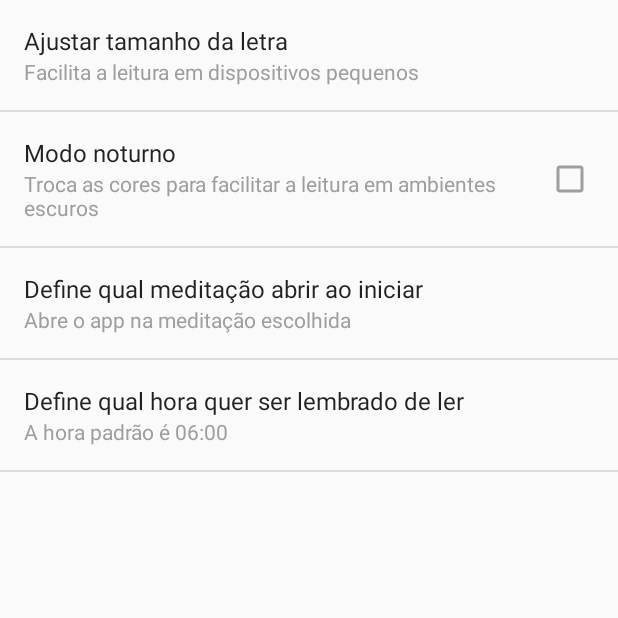
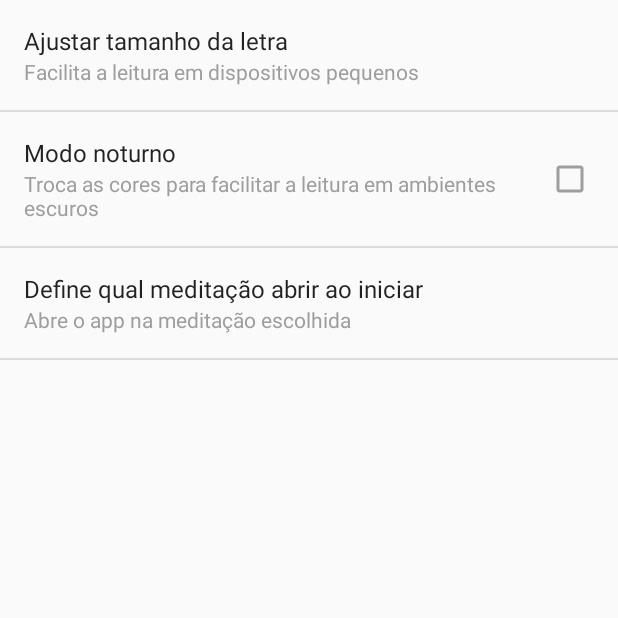
Before and after one commit to splhead/GuiaES, an Android app: the screen it shows after launch (PreferencesActivity), in the options menu, after a tap on "Configurações", on a phone screen of 412 x 824 dp, the top half of it. Run offline under Robolectric (Android 15) with nearby library versions, the phone set to English and light mode, and no system bars; 10 statements that could not run were skipped.

```diff
--- a/app/src/main/res/layout/content_fragment.xml
+++ b/app/src/main/res/layout/content_fragment.xml
@@ -8,6 +8,7 @@
     <LinearLayout
         android:layout_width="fill_parent"
         android:layout_height="fill_parent"
+        android:focusableInTouchMode="true"
         android:orientation="vertical"
         android:padding="16dp">
 
--- a/app/src/main/res/xml/preferences.xml
+++ b/app/src/main/res/xml/preferences.xml
@@ -25,11 +25,11 @@
         android:negativeButtonText="@string/pref_font_size_cancel"
         android:summary="@string/pref_sum_type"
         android:title="@string/pref_title_type" />
-    <com.silas.meditacao.fragments.TimePreference
-        android:dialogTitle="Me lembre as"
-        android:key="pref_notification_hour"
-        android:summary="A hora padrão é 06:00"
-        android:title="Define qual hora quer ser lembrado de ler"
+    <!-- <com.silas.meditacao.fragments.TimePreference
+         android:dialogTitle="Me lembre as"
+         android:key="pref_notification_hour"
+         android:summary="A hora padrão é 06:00"
+         android:title="Define qual hora quer ser lembrado de ler"
 
-        />
+         />-->
 </PreferenceScreen>
```
Also changed, not shown: 1 other file.
